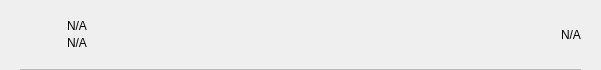
This is src/qt/jokecoin/forms/txrow.ui in clowncrew/jokecoin as Qt 5 draws it before an edit. The edited form follows.
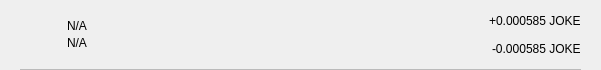
This is the edited form.

Diff of the .ui file:
```diff
--- a/src/qt/jokecoin/forms/txrow.ui
+++ b/src/qt/jokecoin/forms/txrow.ui
@@ -133,13 +133,47 @@
           </layout>
          </item>
          <item>
-          <widget class="QLabel" name="lblAmount">
-           <property name="styleSheet">
-            <string notr="true"/>
+          <widget class="QWidget" name="containerAmounts" native="true">
+           <property name="minimumSize">
+            <size>
+             <width>80</width>
+             <height>0</height>
+            </size>
            </property>
-           <property name="text">
-            <string notr="true">N/A</string>
-           </property>
+           <layout class="QVBoxLayout" name="verticalLayout_4">
+            <property name="leftMargin">
+             <number>0</number>
+            </property>
+            <property name="topMargin">
+             <number>0</number>
+            </property>
+            <property name="rightMargin">
+             <number>0</number>
+            </property>
+            <property name="bottomMargin">
+             <number>0</number>
+            </property>
+            <item alignment="Qt::AlignRight">
+             <widget class="QLabel" name="lblAmountTop">
+              <property name="styleSheet">
+               <string notr="true"/>
+              </property>
+              <property name="text">
+               <string>+0.000585 JOKE</string>
+              </property>
+             </widget>
+            </item>
+            <item alignment="Qt::AlignRight">
+             <widget class="QLabel" name="lblAmountBottom">
+              <property name="styleSheet">
+               <string notr="true"/>
+              </property>
+              <property name="text">
+               <string>-0.000585 JOKE</string>
+              </property>
+             </widget>
+            </item>
+           </layout>
           </widget>
          </item>
         </layout>
```
